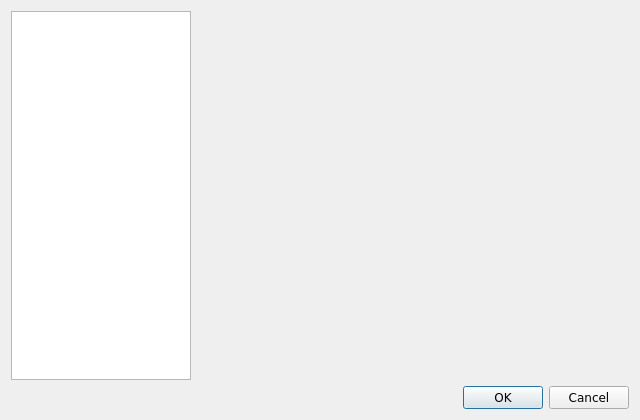
Qt form jal/ui/preferences_dlg.ui (titov-vv/jal) before a commit.
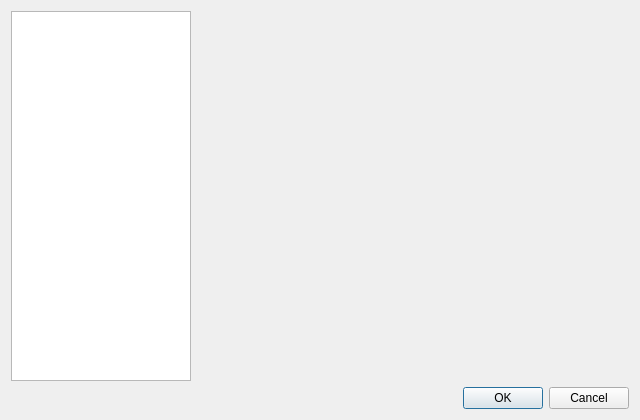
The same form after that commit.

Commit message: Hard-coded fonts, row heights and bold table headers were removed. Application initialization was changed to allow Qt's own style options work.

What changed in the file:
```diff
--- a/jal/ui/preferences_dlg.ui
+++ b/jal/ui/preferences_dlg.ui
@@ -13,11 +13,6 @@
     <height>420</height>
    </rect>
   </property>
-  <property name="font">
-   <font>
-    <family>DejaVu Sans</family>
-   </font>
-  </property>
   <property name="windowTitle">
    <string>Preferences</string>
   </property>
```
The commit also changes 60 other files.
